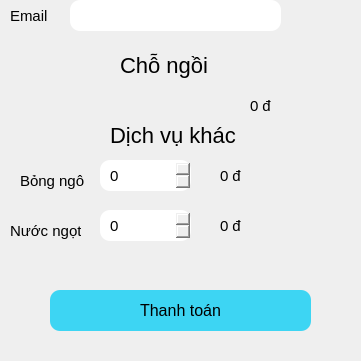
Qt form src/view/staff/form_info.ui (dangchien2003/QL_BanVePhim) before a commit; both pictures show x 0 to 361 and y 340 to 701 of the 361 by 701 pixel window.
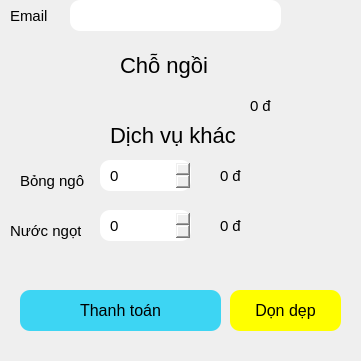
The same form after that commit.

```diff
--- a/src/view/staff/form_info.ui
+++ b/src/view/staff/form_info.ui
@@ -218,19 +218,6 @@
      </property>
     </widget>
    </widget>
-   <widget class="QLabel" name="listChair">
-    <property name="geometry">
-     <rect>
-      <x>10</x>
-      <y>430</y>
-      <width>231</width>
-      <height>21</height>
-     </rect>
-    </property>
-    <property name="text">
-     <string/>
-    </property>
-   </widget>
    <widget class="QLabel" name="label_8">
     <property name="geometry">
      <rect>
@@ -335,9 +322,9 @@
    <widget class="QPushButton" name="payment">
     <property name="geometry">
      <rect>
-      <x>50</x>
+      <x>20</x>
       <y>630</y>
-      <width>261</width>
+      <width>201</width>
       <height>41</height>
      </rect>
     </property>
@@ -348,6 +335,45 @@
      <string>Thanh toán</string>
     </property>
    </widget>
+   <widget class="QTextEdit" name="listChair">
+    <property name="geometry">
+     <rect>
+      <x>20</x>
+      <y>430</y>
+      <width>211</width>
+      <height>31</height>
+     </rect>
+    </property>
+    <property name="styleSheet">
+     <string notr="true">font-size: 15px;     background: transparent; border: none</string>
+    </property>
+    <property name="readOnly">
+     <bool>true</bool>
+    </property>
+    <property name="html">
+     <string>&lt;!DOCTYPE HTML PUBLIC &quot;-//W3C//DTD HTML 4.0//EN&quot; &quot;http://www.w3.org/TR/REC-html40/strict.dtd&quot;&gt;
+&lt;html&gt;&lt;head&gt;&lt;meta name=&quot;qrichtext&quot; content=&quot;1&quot; /&gt;&lt;style type=&quot;text/css&quot;&gt;
+p, li { white-space: pre-wrap; }
+&lt;/style&gt;&lt;/head&gt;&lt;body style=&quot; font-family:'MS Shell Dlg 2'; font-size:15px; font-weight:400; font-style:normal;&quot;&gt;
+&lt;p style=&quot;-qt-paragraph-type:empty; margin-top:0px; margin-bottom:0px; margin-left:0px; margin-right:0px; -qt-block-indent:0; text-indent:0px;&quot;&gt;&lt;br /&gt;&lt;/p&gt;&lt;/body&gt;&lt;/html&gt;</string>
+    </property>
+   </widget>
+   <widget class="QPushButton" name="clean">
+    <property name="geometry">
+     <rect>
+      <x>230</x>
+      <y>630</y>
+      <width>111</width>
+      <height>41</height>
+     </rect>
+    </property>
+    <property name="styleSheet">
+     <string notr="true">background-color: yellow; font-size: 16px</string>
+    </property>
+    <property name="text">
+     <string>Dọn dẹp</string>
+    </property>
+   </widget>
   </widget>
  </widget>
  <resources/>
```
